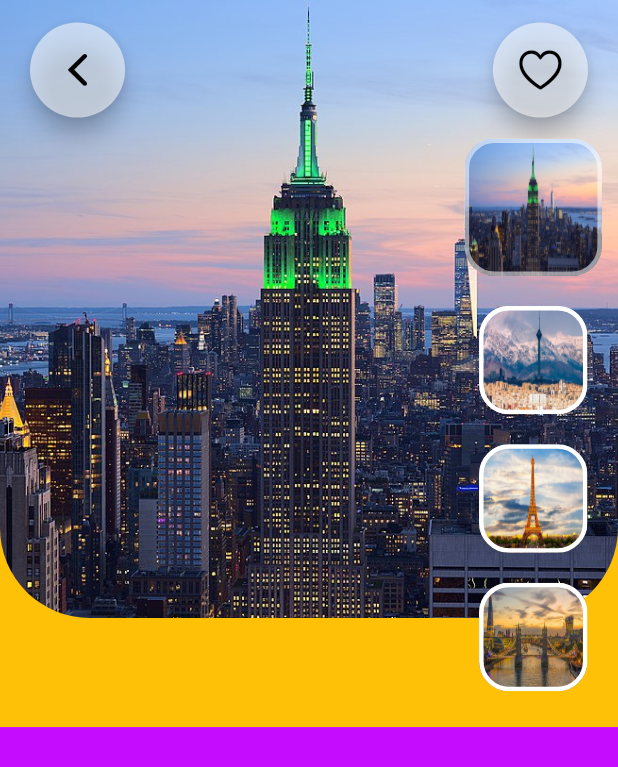
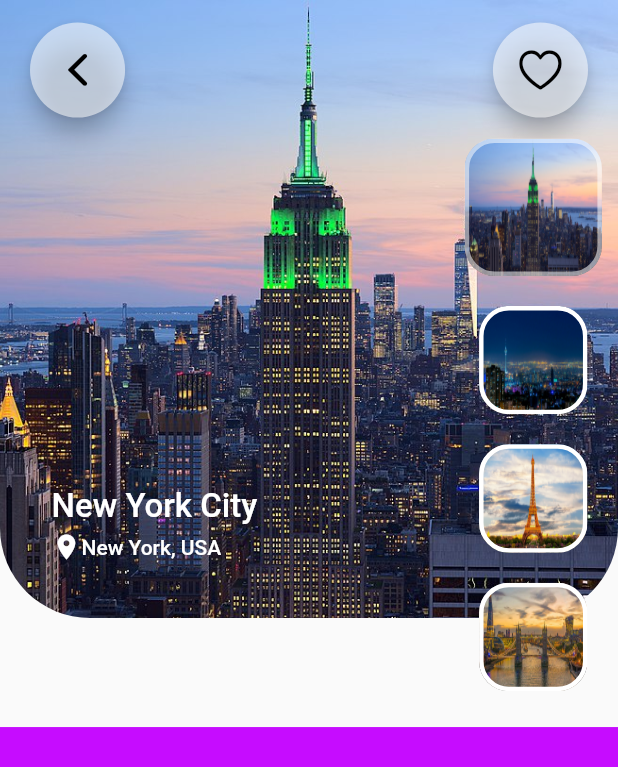
Before and after one commit to aminmk99/travel-app, a Flutter app: the screen it shows after launch, on a phone screen of 412 x 824 dp. Shown: the top 767 px of the screen. Run offline on Flutter 3.47's test engine with Material 2 defaults, Android fonts, the phone set to English and light mode, and no system bars.

Commit message:
Changed the image of Tehran

```diff
--- a/lib/model/travel_model.dart
+++ b/lib/model/travel_model.dart
@@ -32,7 +32,7 @@ List<TravelModel> travelList = [
           'New York City comprises 5 boroughs sitting where the Hudson River meets the Atlantic Ocean. At its core is Manhattan, a densely populated borough that’s among the world’s major commercial, financial and cultural centers. Its iconic sites include skyscrapers such as the Empire State Building and sprawling Central Park.',
       price: '5000'),
   TravelModel(
-      image: 'assets/images/Tehran.jpg',
+      image: 'assets/images/Tehran2.jpg',
       name: 'Tehran City',
       location: "Tehran, Iran",
       distance: '7',
--- a/lib/screens/main_screen.dart
+++ b/lib/screens/main_screen.dart
@@ -28,16 +28,15 @@ class _MainScreenState extends State<MainScreen> {
             Container(
               width: double.infinity,
               height: size.height / 1.7,
-              color: Colors.amber,
               child: Stack(
                 children: [
                   BannerImage(selectedIndex: _selectedIndex),
                   MyAppBar(),
                   Positioned(
                     right: 5,
-                    top: size.height/10,
+                    top: size.height / 10,
                     child: SizedBox(
-                      width: size.height/8,
+                      width: size.height / 8,
                       height: double.maxFinite,
                       child: ListView.builder(
                           itemCount: travelList.length,
@@ -46,7 +45,8 @@ class _MainScreenState extends State<MainScreen> {
                                 selectedIndex: _selectedIndex,
                                 index: index,
                                 imageTap: () {
-                                  developer.log('image tapping', name: 'ImageTap');
+                                  developer.log('image tapping',
+                                      name: 'ImageTap');
                                   setState(() {
                                     setState(() {
                                       _selectedIndex = index;
@@ -56,7 +56,41 @@ class _MainScreenState extends State<MainScreen> {
                           }),
                     ),
                   ),
-
+                  Positioned(
+                    left: size.width / 12,
+                    bottom: size.height / 7.5,
+                    child: Column(
+                      crossAxisAlignment: CrossAxisAlignment.start,
+                      children: [
+                        Text(
+                          travelList[_selectedIndex].name,
+                          style: TextStyle(
+                            color: (travelList[_selectedIndex].name == 'Paris')
+                                ? Colors.black
+                                : Colors.white,
+                            fontSize: 22,
+                            fontWeight: FontWeight.w500,
+                          ),
+                        ),
+                        SizedBox(
+                          height: size.height / 200,
+                        ),
+                        Row(
+                          children: [
+                            Icon(Icons.place, color: Colors.white, size: 20),
+                            Text(
+                              travelList[_selectedIndex].location,
+                              style: TextStyle(
+                                color: Colors.white,
+                                fontSize: 14,
+                                fontWeight: FontWeight.w500,
+                              ),
+                            )
+                          ],
+                        ),
+                      ],
+                    ),
+                  ),
                 ],
               ),
             ),
```
Also changed, not shown: assets/images/Tehran2.jpg (added).
